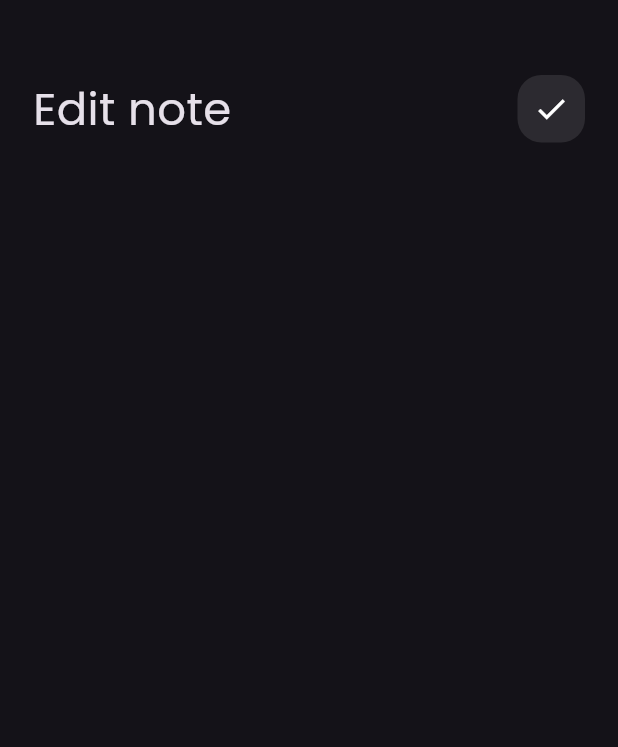
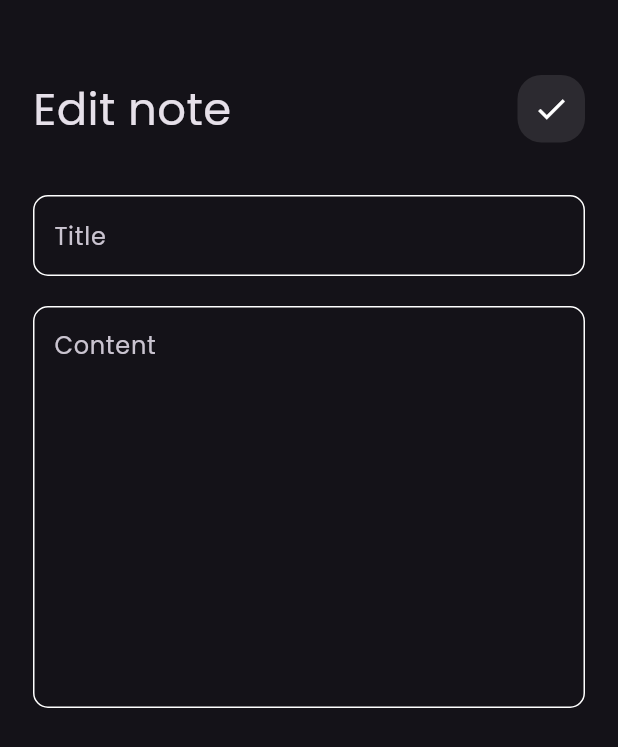
Before and after one commit to HazemAhmed677/notes-app, a Flutter app: the EditNote screen opened directly, on a phone screen of 412 x 824 dp. Shown: the top 747 px of the screen. Run offline on Flutter 3.47's test engine with Material 3 defaults, Android fonts, the phone set to English and light mode, and no system bars; our stand-ins replace flutter_bloc, hive, hive_flutter; accounts and stored records are empty.

Commit message:
edit edit note and add bloc package

```diff
--- a/lib/views/edit_note.dart
+++ b/lib/views/edit_note.dart
@@ -1,5 +1,6 @@
 import 'package:flutter/material.dart';
 import 'package:notes_app/widgets/custom_appbar.dart';
+import 'package:notes_app/widgets/custom_text_form_field.dart';
 
 class EditNote extends StatelessWidget {
   const EditNote({super.key});
@@ -15,6 +16,22 @@ class EditNote extends StatelessWidget {
               title: "Edit note",
               icon: Icons.check_outlined,
             ),
+            SizedBox(
+              height: 20,
+            ),
+            CustomTextFormField(
+              hint: 'Title',
+              maxLines: 1,
+              top: 30,
+            ),
+            SizedBox(
+              height: 20,
+            ),
+            CustomTextFormField(
+              hint: 'Content',
+              maxLines: 10,
+              top: 28,
+            ),
           ],
         ),
       ),
--- a/lib/widgets/custom_text_form_field.dart
+++ b/lib/widgets/custom_text_form_field.dart
@@ -7,8 +7,8 @@ class CustomTextFormField extends StatelessWidget {
     required this.hint,
     this.maxLines = 1,
     this.top = 0,
-    required this.validator,
-    required this.onSaved,
+    this.validator,
+    this.onSaved,
   });
   final String hint;
   final int maxLines;
--- a/pubspec.yaml
+++ b/pubspec.yaml
@@ -37,6 +37,7 @@ dependencies:
   cupertino_icons: ^1.0.6
   hive: ^2.2.3
   hive_flutter: ^1.1.0
+  flutter_bloc: ^8.1.6
 
 dev_dependencies:
   flutter_test:
```
Also changed, not shown: lib/cubits/add_note_cubit/add_note_cubit.dart (+13 -0 lines), lib/cubits/add_note_cubit/add_note_states.dart (+12 -0 lines), pubspec.lock.
